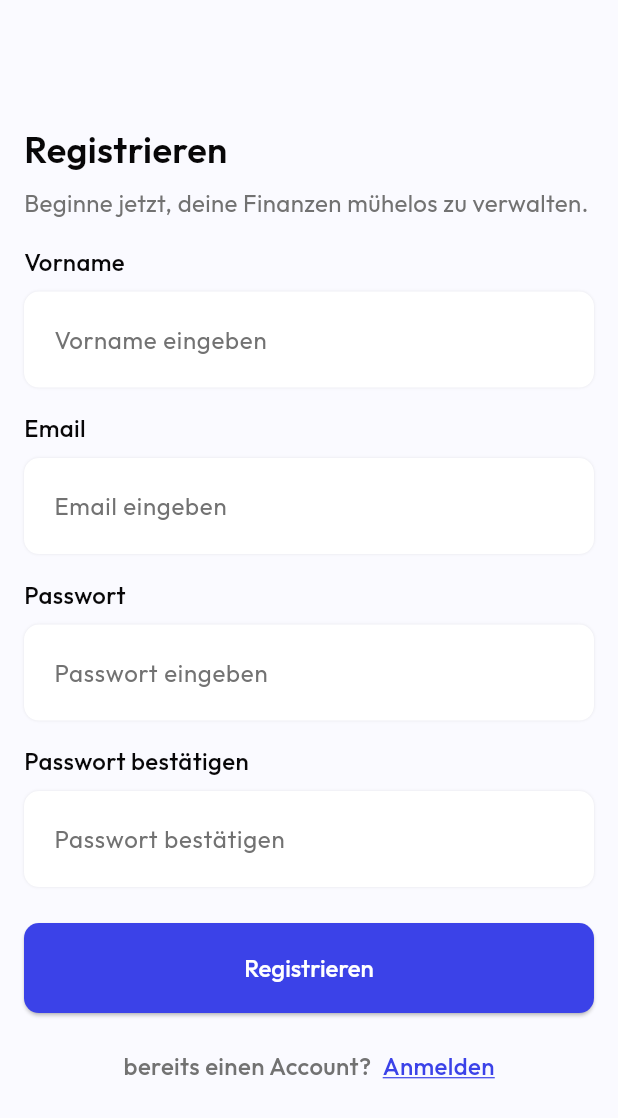
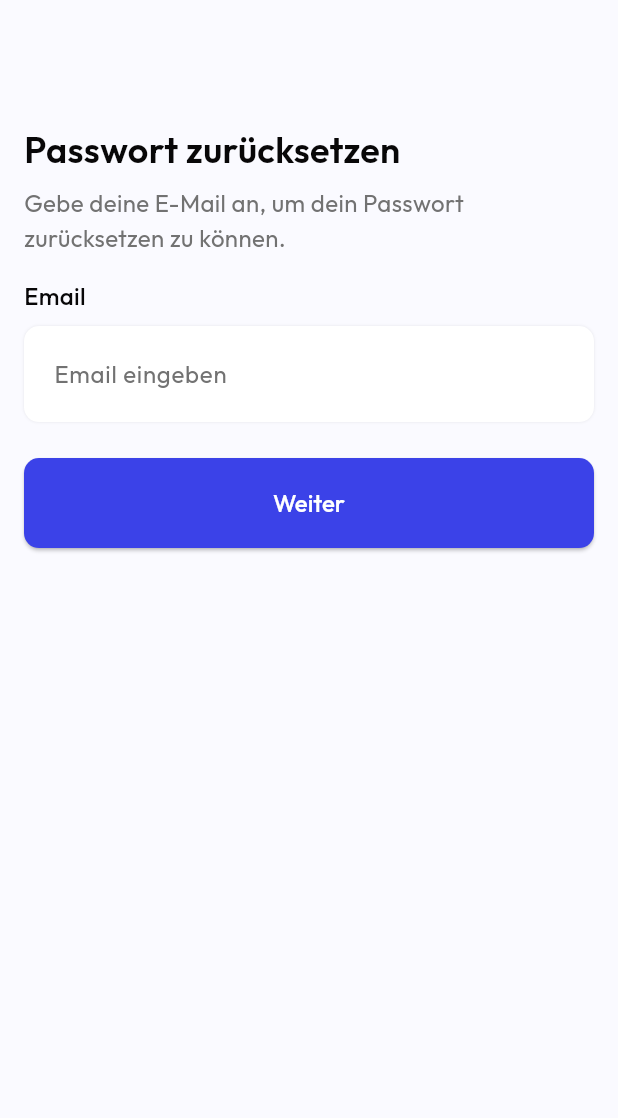
Before and after one commit to emilianmisera/trackbud-app, a Flutter app: the screen it shows after launch, on a phone screen of 412 x 824 dp. Shown: the top 1118 px of the screen. Run offline on Flutter 3.47's test engine with Material 3 defaults, Android fonts, the phone set to English and light mode, and no system bars; drawn by our look-alikes of simple_shadow; our stand-ins replace firebase_auth, firebase_core, flutter_svg; accounts and stored records are empty.

Commit message:
add password reset page

```diff
--- a/track_bud/lib/main.dart
+++ b/track_bud/lib/main.dart
@@ -1,6 +1,8 @@
 import 'package:flutter/material.dart';
 import 'package:firebase_core/firebase_core.dart';
 import 'package:track_bud/utils/color_theme.dart';
+import 'package:track_bud/views/at_signup/forgot_password_screen.dart';
+import 'package:track_bud/views/at_signup/login.dart';
 import 'services/firebase_options.dart';
 import 'views/at_signup/signup.dart';
 
@@ -21,7 +23,7 @@ class MainApp extends StatelessWidget {
     return MaterialApp(
     title: 'TrackBud',
     theme: ThemeClass.lightTheme,
-    home: SignUpScreen(),
+    home: ForgotPasswordScreen(),
 );
 
   }
--- a/track_bud/lib/utils/strings.dart
+++ b/track_bud/lib/utils/strings.dart
@@ -20,6 +20,10 @@ class AppString{
   static String firstName = 'Vorname';
   static String hintFirstName = 'Vorname eingeben';
   static String confirmPassword = "Passwort bestätigen";
+  static String forgotPassword = "Passwort vergessen?";
+  static String resetPassword = "Passwort zurücksetzen";
+  static String resetPasswordDescribtion = "Gebe deine E-Mail an, um dein Passwort zurücksetzen zu können.";
+  static String continueText = "Weiter";
 
 
 }
--- /dev/null
+++ b/track_bud/lib/views/at_signup/forgot_password_screen.dart
@@ -0,0 +1,58 @@
+import 'package:flutter/material.dart';
+import 'package:flutter_svg/flutter_svg.dart';
+import 'package:track_bud/utils/constants.dart';
+import 'package:track_bud/utils/strings.dart';
+import 'package:track_bud/utils/textfield_widget.dart';
+
+class ForgotPasswordScreen extends StatefulWidget {
+  const ForgotPasswordScreen({super.key});
+
+  @override
+  State<ForgotPasswordScreen> createState() => _ForgotPasswordScreenState();
+}
+
+class _ForgotPasswordScreenState extends State<ForgotPasswordScreen> {
+  @override
+  Widget build(BuildContext context) {
+    return Scaffold(
+      body: Padding(
+        // spacing between content and screen
+        padding: EdgeInsets.only(
+            top: MediaQuery.sizeOf(context).height * CustomPadding.topSpaceAuth,
+            left: CustomPadding.defaultSpace,
+            right: CustomPadding.defaultSpace),
+        child: Column(
+          crossAxisAlignment: CrossAxisAlignment.start, //alignment to left
+          children: [
+            Text(
+              AppString.resetPassword,
+              style: CustomTextStyle.headingStyle,
+            ),
+            SizedBox(
+              height: CustomPadding.mediumSpace,
+            ),
+            Text(
+              AppString.resetPasswordDescribtion,
+              style: CustomTextStyle.hintStyleDefault,
+            ),
+            SizedBox(
+              height: CustomPadding.defaultSpace,
+            ),
+            Textfield(
+                name: AppString.email, hintText: AppString.hintEmail), //email
+            SizedBox(
+              height: CustomPadding.bigSpace,
+            ),
+            ElevatedButton(
+              //sign in button
+              onPressed: () {},
+              child: Text(
+                AppString.continueText,
+              ),
+            ),
+          ],
+        ),
+      ),
+    );
+  }
+}
--- a/track_bud/lib/views/at_signup/login.dart
+++ b/track_bud/lib/views/at_signup/login.dart
@@ -44,8 +44,20 @@ class _SignInScreenState extends State<SignInScreen> {
               height: CustomPadding.defaultSpace,
             ),
             Textfield(
-                name: AppString.password,
-                hintText: AppString.hintPassword), //password
+                name: AppString.password, hintText: AppString.hintPassword),
+            SizedBox(
+              height: CustomPadding.mediumSpace,
+            ),
+            Align(
+              alignment: Alignment.centerRight,
+              child: GestureDetector( // forgot Password
+                onTap: () {},
+                child: Text(
+                  AppString.forgotPassword,
+                  style: CustomTextStyle.hintStyleMedium,
+                ),
+              ),
+            ),
             SizedBox(
               height: CustomPadding.bigSpace,
             ),
@@ -117,7 +129,8 @@ class _SignInScreenState extends State<SignInScreen> {
             SizedBox(
               height: CustomPadding.bigSpace,
             ),
-            Row( // Redirection to sign up page if user doesn't have an account
+            Row(
+              // Redirection to sign up page if user doesn't have an account
               mainAxisAlignment: MainAxisAlignment.center,
               children: [
                 Text(AppString.newHere, style: CustomTextStyle.hintStyleMedium),
```
